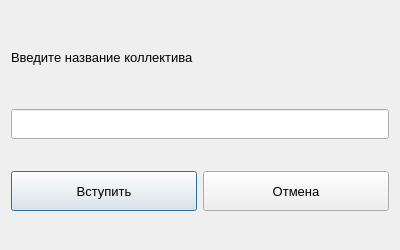
vBykoff/bd3, file entercollectivedialog.ui: the form before one commit.
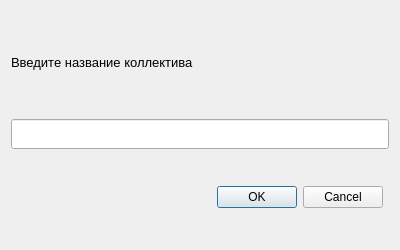
The form after the commit.

```diff
--- a/entercollectivedialog.ui
+++ b/entercollectivedialog.ui
@@ -26,6 +26,23 @@
    <string>Dialog</string>
   </property>
   <layout class="QGridLayout" name="gridLayout">
+   <item row="2" column="0">
+    <widget class="QDialogButtonBox" name="buttonBox">
+     <property name="standardButtons">
+      <set>QDialogButtonBox::Cancel|QDialogButtonBox::Ok</set>
+     </property>
+    </widget>
+   </item>
+   <item row="1" column="0" colspan="2">
+    <widget class="QLineEdit" name="lineEdit">
+     <property name="minimumSize">
+      <size>
+       <width>0</width>
+       <height>30</height>
+      </size>
+     </property>
+    </widget>
+   </item>
    <item row="0" column="0" colspan="2">
     <widget class="QLabel" name="label">
      <property name="maximumSize">
@@ -44,52 +61,6 @@
      </property>
     </widget>
    </item>
-   <item row="1" column="0" colspan="2">
-    <widget class="QLineEdit" name="lineEdit">
-     <property name="minimumSize">
-      <size>
-       <width>0</width>
-       <height>30</height>
-      </size>
-     </property>
-    </widget>
-   </item>
-   <item row="2" column="0">
-    <widget class="QPushButton" name="enterButton">
-     <property name="minimumSize">
-      <size>
-       <width>100</width>
-       <height>40</height>
-      </size>
-     </property>
-     <property name="font">
-      <font>
-       <pointsize>10</pointsize>
-      </font>
-     </property>
-     <property name="text">
-      <string>Вступить</string>
-     </property>
-    </widget>
-   </item>
-   <item row="2" column="1">
-    <widget class="QPushButton" name="cancelButton">
-     <property name="minimumSize">
-      <size>
-       <width>100</width>
-       <height>40</height>
-      </size>
-     </property>
-     <property name="font">
-      <font>
-       <pointsize>10</pointsize>
-      </font>
-     </property>
-     <property name="text">
-      <string>Отмена</string>
-     </property>
-    </widget>
-   </item>
   </layout>
  </widget>
  <resources/>
```
